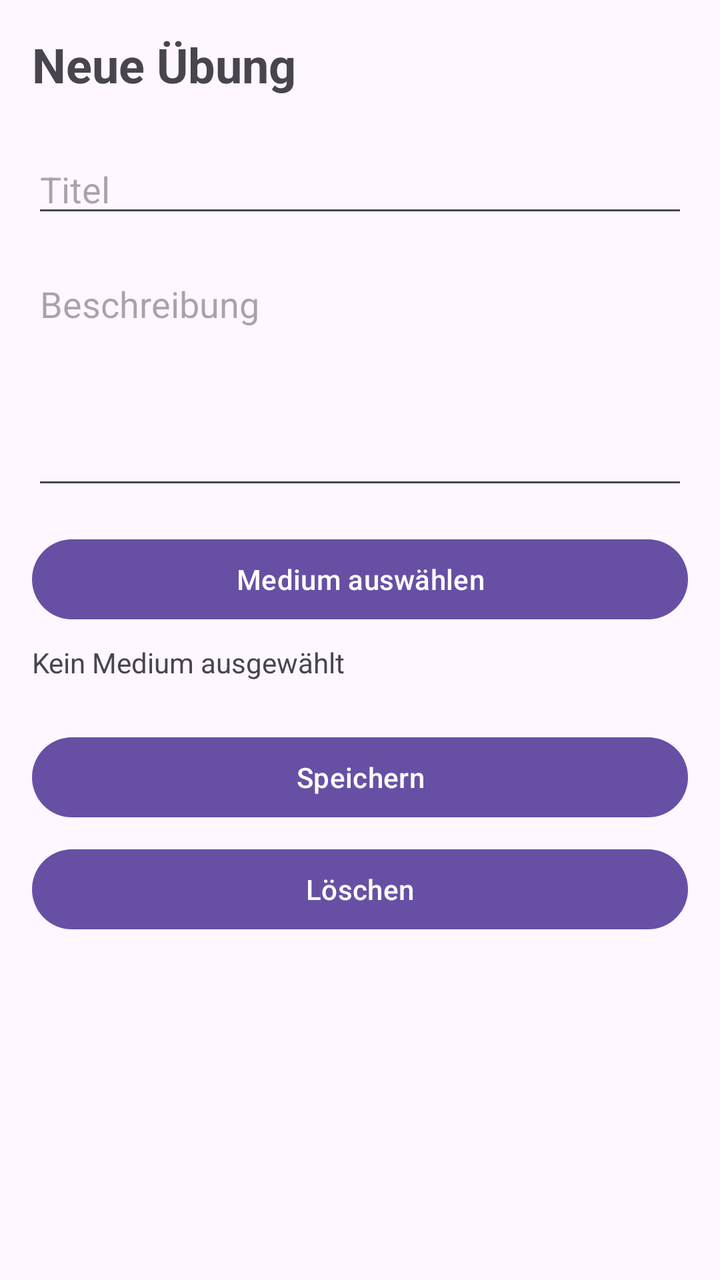
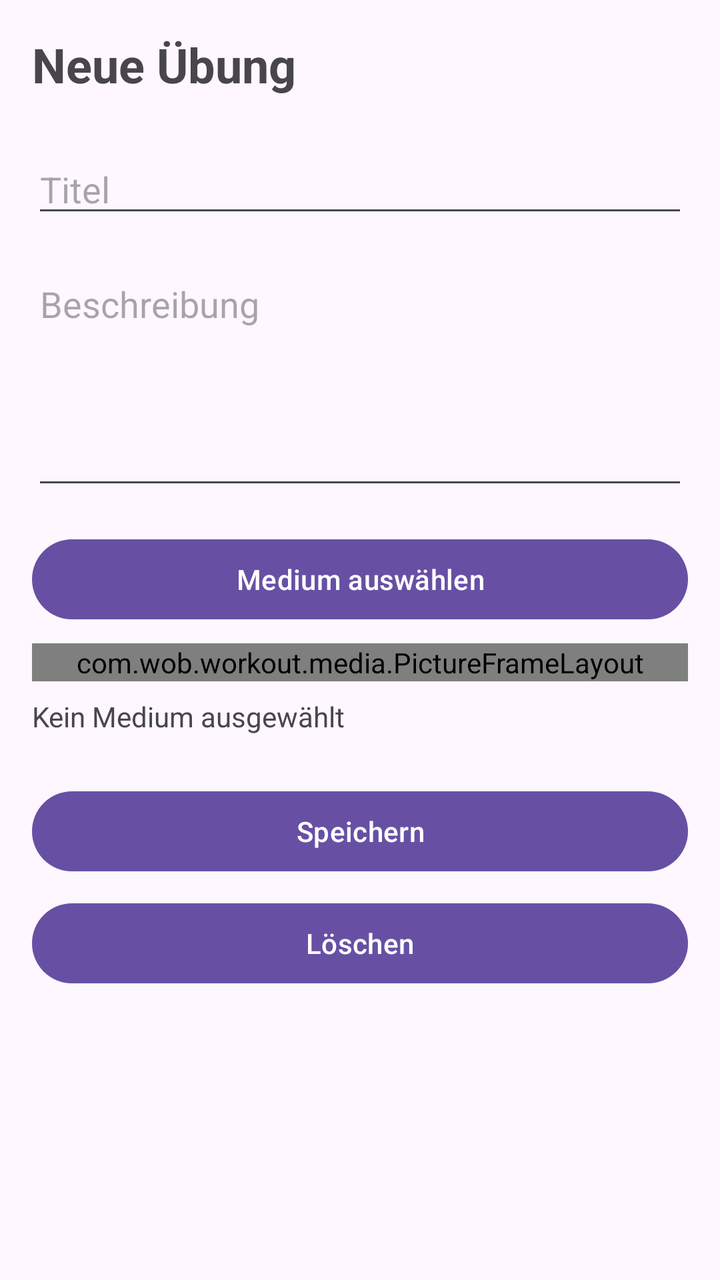

An Android layout rendered at two revisions. The XML below is the earlier revision; the diff shows what the commit changed to produce the second picture.
<!-- AndroidManifest.xml: application theme Theme.Workout -->
<!-- res/layout/fragment_exercise_edit.xml -->
<?xml version="1.0" encoding="utf-8"?>
<ScrollView
    xmlns:android="http://schemas.android.com/apk/res/android"
    android:layout_width="match_parent"
    android:layout_height="match_parent">

    <LinearLayout
        android:layout_width="match_parent"
        android:layout_height="wrap_content"
        android:orientation="vertical"
        android:padding="16dp">

        <TextView
            android:layout_width="wrap_content"
            android:layout_height="wrap_content"
            android:text="@string/neue_uebung"
            android:textSize="24sp"
            android:textStyle="bold"/>

        <EditText
            android:id="@+id/edtTitle"
            android:layout_width="match_parent"
            android:layout_height="wrap_content"
            android:layout_marginTop="24dp"
            android:hint="@string/titel"/>

        <EditText
            android:id="@+id/edtDescription"
            android:layout_width="match_parent"
            android:layout_height="120dp"
            android:layout_marginTop="16dp"
            android:gravity="top"
            android:hint="@string/description"/>
        <Button
            android:id="@+id/btnSelectMedia"
            android:layout_width="match_parent"
            android:layout_height="wrap_content"
            android:layout_marginTop="16dp"
            android:text="Medium auswählen"/>

        <ImageView
            android:id="@+id/imgMediaPreview"
            android:layout_width="match_parent"
            android:layout_height="160dp"
            android:layout_marginTop="8dp"
            android:scaleType="centerCrop"
            android:visibility="gone"/>

        <TextView
            android:id="@+id/txtMedia"
            android:layout_width="match_parent"
            android:layout_height="wrap_content"
            android:layout_marginTop="8dp"
            android:text="Kein Medium ausgewählt"/>

        <Button
            android:id="@+id/btnSave"
            android:layout_width="match_parent"
            android:layout_height="wrap_content"
            android:layout_marginTop="24dp"
            android:text="@string/speichern"/>

        <Button
            android:id="@+id/btnDelete"
            android:layout_width="match_parent"
            android:layout_height="wrap_content"
            android:layout_marginTop="8dp"
            android:text="Löschen"/>

    </LinearLayout>

</ScrollView>
<!-- resources referenced by this layout -->
<resources>
  <string name="description">Beschreibung</string>
  <string name="neue_uebung">Neue Übung</string>
  <string name="speichern">Speichern</string>
  <string name="titel">Titel</string>
  <style name="Theme.Workout" parent="Base.Theme.Workout" />
  <style name="Base.Theme.Workout" parent="Theme.Material3.DayNight.NoActionBar">
          
          
      </style>
</resources>

<!-- the commit's change to res/layout/fragment_exercise_edit.xml (unified diff, before → after) -->
@@ -38,13 +38,20 @@
             android:layout_marginTop="16dp"
             android:text="Medium auswählen"/>
 
-        <ImageView
-            android:id="@+id/imgMediaPreview"
+        <com.wob.workout.media.PictureFrameLayout
             android:layout_width="match_parent"
-            android:layout_height="160dp"
-            android:layout_marginTop="8dp"
-            android:scaleType="centerCrop"
-            android:visibility="gone"/>
+            android:layout_height="wrap_content"
+            android:layout_gravity="center_horizontal"
+            android:layout_marginTop="8dp">
+
+            <ImageView
+                android:id="@+id/imgMediaPreview"
+                android:layout_width="match_parent"
+                android:layout_height="match_parent"
+                android:scaleType="centerCrop"
+                android:src="@drawable/exercise_placeholder"
+                android:contentDescription="@null"/>
+        </com.wob.workout.media.PictureFrameLayout>
 
         <TextView
             android:id="@+id/txtMedia"
@@ -52,6 +59,14 @@
             android:layout_height="wrap_content"
             android:layout_marginTop="8dp"
             android:text="Kein Medium ausgewählt"/>
+
+        <Button
+            android:id="@+id/btnRemoveMedia"
+            style="@style/Widget.Material3.Button.TextButton"
+            android:layout_width="match_parent"
+            android:layout_height="wrap_content"
+            android:text="Bild entfernen"
+            android:visibility="gone"/>
 
         <Button
             android:id="@+id/btnSave"
<!-- resource entries referenced after the edit -->
@@ -1,5 +1,6 @@
 <!-- resources referenced by this layout -->
 <resources>
+  <!-- drawable exercise_placeholder: png bitmap (drawable-nodpi, 320538 bytes) -->
   <string name="description">Beschreibung</string>
   <string name="neue_uebung">Neue Übung</string>
   <string name="speichern">Speichern</string>
